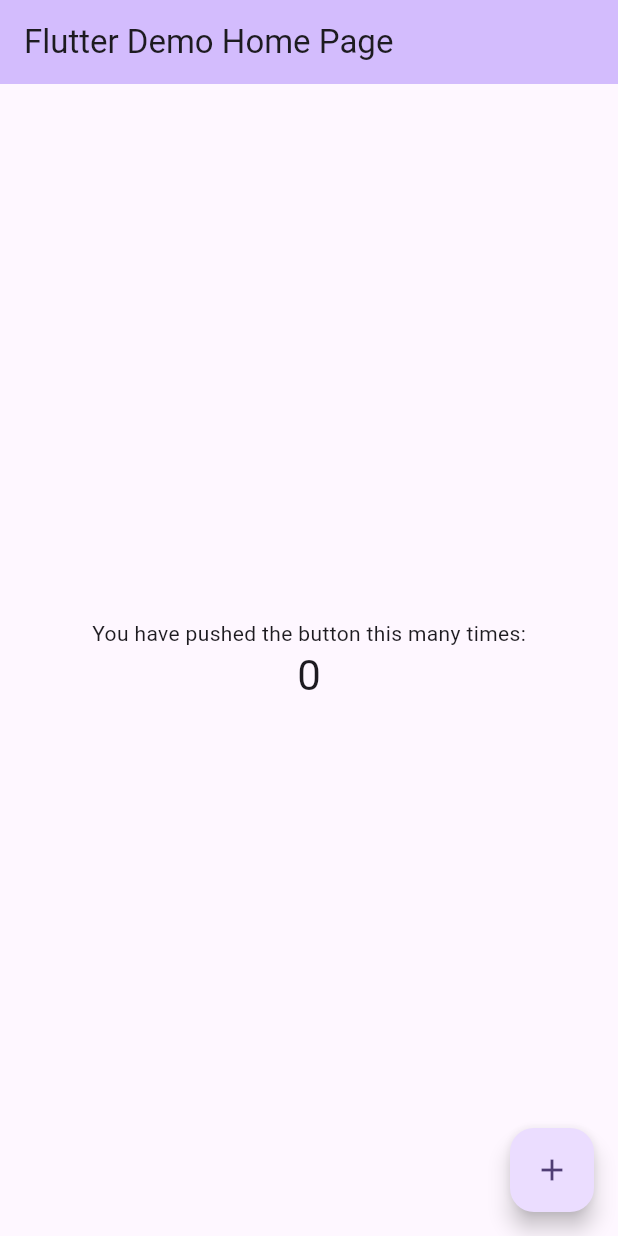
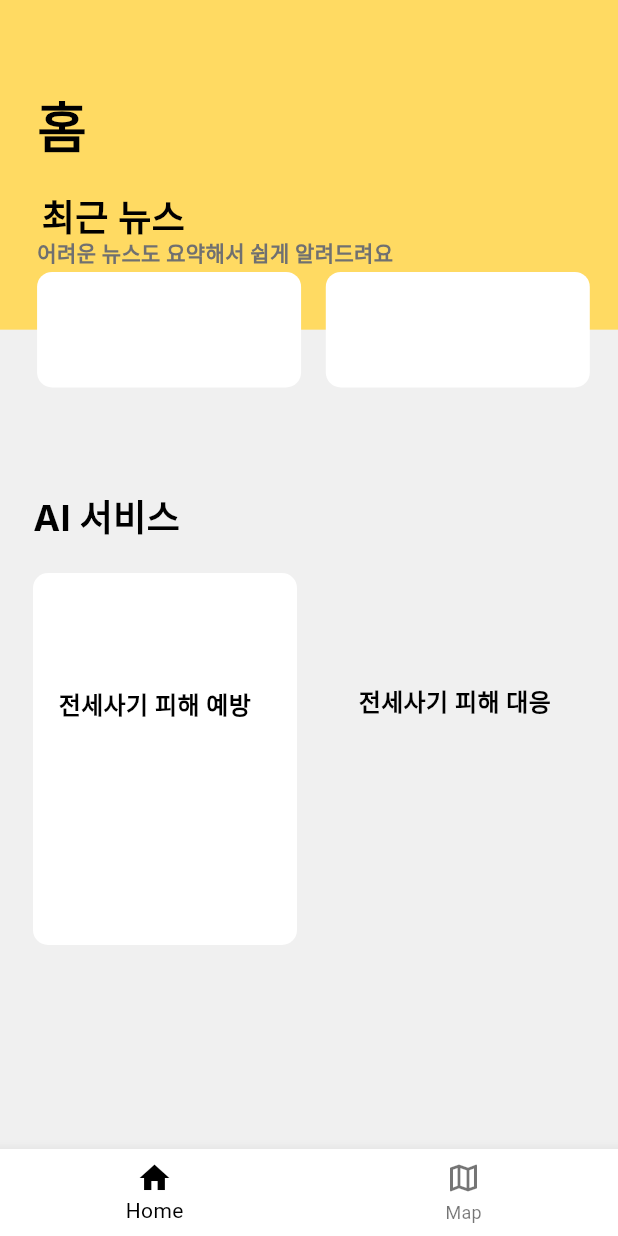
Before and after one commit to KNU-Eight/TeamProject-Eight, a Flutter app: the screen it shows after launch, on a phone screen of 412 x 824 dp. Run offline on Flutter 3.47's test engine with Material 3 defaults, Android fonts, the phone set to English and light mode, and no system bars; network calls fail; Roboto replaces fonts that are missing (Inter).

Commit message:
Sample Application Published

```diff
--- a/lib/main.dart
+++ b/lib/main.dart
@@ -1,4 +1,8 @@
 import 'package:flutter/material.dart';
+import 'package:prevent_rental_fraud/screens/home_page.dart';
+import 'package:prevent_rental_fraud/screens/intro_page.dart';
+import 'package:prevent_rental_fraud/screens/login_page.dart';
+import 'package:prevent_rental_fraud/screens/main_page_view.dart';
 
 void main() {
   runApp(const MyApp());
@@ -12,26 +16,25 @@ class MyApp extends StatelessWidget {
   Widget build(BuildContext context) {
     return MaterialApp(
       title: 'Flutter Demo',
-      theme: ThemeData(
-        // This is the theme of your application.
-        //
-        // TRY THIS: Try running your application with "flutter run". You'll see
-        // the application has a purple toolbar. Then, without quitting the app,
-        // try changing the seedColor in the colorScheme below to Colors.green
-        // and then invoke "hot reload" (save your changes or press the "hot
-        // reload" button in a Flutter-supported IDE, or press "r" if you used
-        // the command line to start the app).
-        //
-        // Notice that the counter didn't reset back to zero; the application
-        // state is not lost during the reload. To reset the state, use hot
-        // restart instead.
-        //
-        // This works for code too, not just values: Most code changes can be
-        // tested with just a hot reload.
-        colorScheme: ColorScheme.fromSeed(seedColor: Colors.deepPurple),
-      ),
-      home: const MyHomePage(title: 'Flutter Demo Home Page'),
+      home: FutureBuilder(
+        future: Future.delayed(const Duration(seconds: 3), () => "Intro Completed."),
+        builder: (context, snapshot){
+          return AnimatedSwitcher(
+            duration: const Duration(milliseconds: 1000),
+            child: _splashLoadingWidget(snapshot)
+          );
+        }
+      )
     );
+  }
+  Widget _splashLoadingWidget(AsyncSnapshot<Object?> snapshot) {
+    if(snapshot.hasError) {
+      return const Text("Error!!");
+    } else if(snapshot.hasData) {
+      return const SafeArea(child: MainPageView());
+    } else {
+      return const SafeArea(child: IntroPage());
+    }
   }
 }
 
--- /dev/null
+++ b/lib/screens/home_page.dart
@@ -0,0 +1,212 @@
+import 'package:flutter/material.dart';
+
+
+class HomePage extends StatefulWidget {
+  const HomePage({super.key});
+  @override
+  createState() => _HomePageState();
+}
+class _HomePageState extends State<HomePage>{
+  @override
+  Widget build(BuildContext context) {
+    final screenWidth = MediaQuery.of(context).size.width;
+    final screenHeight = MediaQuery.of(context).size.height;
+    return Scaffold(
+      body: Container(
+        width: screenWidth, // 동적 너비
+        height: screenHeight, // 동적 높이
+        clipBehavior: Clip.antiAlias,
+        decoration: BoxDecoration(color: const Color(0xFFF0F0F0)),
+        child: Stack(
+          children: [
+            Positioned(   // 상단 노란색 영역
+              left: 0,
+              top: 0,
+              child: Container(
+                width: screenWidth,
+                height: screenHeight * 0.22 + 38.5,
+                decoration: BoxDecoration(color: const Color(0xFFFFDA62)),
+              ),
+            ),
+            Positioned(
+              left: screenWidth * 0.06,
+              top: screenHeight * 0.195,
+              child: Text(
+                '어려운 뉴스도 요약해서 쉽게 알려드려요',
+                textAlign: TextAlign.center,
+                style: TextStyle(
+                  color: const Color(0xFF707070),
+                  fontSize: 14,
+                  fontFamily: 'Inter',
+                  fontWeight: FontWeight.w700,
+                  height: 1,
+                ),
+              ),
+            ),
+            Positioned(
+              left: screenWidth * 0.06,
+              top: screenHeight * 0.16,
+              child: Text(
+                '최근 뉴스 ',
+                textAlign: TextAlign.center,
+                style: TextStyle(
+                  color: Colors.black,
+                  fontSize: 24,
+                  fontFamily: 'Inter',
+                  fontWeight: FontWeight.w600,
+                  height: 1,
+                ),
+              ),
+            ),
+            Positioned(
+              left: screenWidth * 0.06,
+              top: screenHeight * 0.08,
+              child: Text(
+                '홈',
+                textAlign: TextAlign.center,
+                style: TextStyle(
+                  color: Colors.black,
+                  fontSize: 36,
+                  fontFamily: 'Inter',
+                  fontWeight: FontWeight.w600,
+                  height: 1,
+                ),
+              ),
+            ),
+            Positioned(   //뉴스 컨테이너
+              left: screenWidth * 0.06,
+              top: screenHeight * 0.22,
+              child: Container(
+                width: 176,
+                height: 77,
+                decoration: ShapeDecoration(
+                  color: Colors.white,
+                  shape: RoundedRectangleBorder(
+                    borderRadius: BorderRadius.circular(10),
+                  ),
+                ),
+              ),
+            ),
+            Positioned(   //뉴스 컨테이너
+              left: screenWidth * 0.1 + 176,
+              top: screenHeight * 0.22,
+              child: Container(
+                width: 176,
+                height: 77,
+                decoration: ShapeDecoration(
+                  color: Colors.white,
+                  shape: RoundedRectangleBorder(
+                    borderRadius: BorderRadius.circular(10),
+                  ),
+                ),
+              ),
+            ),
+            Positioned(
+              left: screenWidth,
+              top: screenHeight * 0.22 + 38.5,
+              child: Container(
+                width: 162,
+                height: 77,
+                decoration: ShapeDecoration(
+                  color: const Color(0xFFD9D9D9),
+                  shape: RoundedRectangleBorder(
+                    borderRadius: BorderRadius.circular(10),
+                  ),
+                ),
+              ),
+            ),
+            Positioned(
+              left: 22,
+              top: 332,
+              child: Text(
+                'AI 서비스',
+                textAlign: TextAlign.center,
+                style: TextStyle(
+                  color: Colors.black,
+                  fontSize: 24,
+                  fontFamily: 'Inter',
+                  fontWeight: FontWeight.w700,
+                  height: 1,
+                ),
+              ),
+            ),
+            Positioned(
+              left: 22,
+              top: 382,
+              child: Container(
+                width: 176,
+                height: 248,
+                decoration: ShapeDecoration(
+                  color: Colors.white,
+                  shape: RoundedRectangleBorder(
+                    borderRadius: BorderRadius.circular(10),
+                  ),
+                ),
+              ),
+            ),
+            Positioned(
+              left: 39,
+              top: 461,
+              child: Text(
+                '전세사기 피해 예방',
+                textAlign: TextAlign.center,
+                style: TextStyle(
+                  color: Colors.black,
+                  fontSize: 16,
+                  fontFamily: 'Inter',
+                  fontWeight: FontWeight.w600,
+                  height: 1,
+                ),
+              ),
+            ),
+            Positioned(
+              left: 239,
+              top: 459,
+              child: Text(
+                '전세사기 피해 대응',
+                textAlign: TextAlign.center,
+                style: TextStyle(
+                  color: Colors.black,
+                  fontSize: 16,
+                  fontFamily: 'Inter',
+                  fontWeight: FontWeight.w600,
+                  height: 1,
+                ),
+              ),
+            ),
+            Positioned(
+              left: 347,
+              top: 51,
+              child: Container(
+                width: 40,
+                height: 40,
+                padding: const EdgeInsets.all(5),
+                decoration: ShapeDecoration(
+                  shape: RoundedRectangleBorder(
+                    borderRadius: BorderRadius.circular(999),
+                  ),
+                ),
+                child: Row(
+                  mainAxisSize: MainAxisSize.min,
+                  mainAxisAlignment: MainAxisAlignment.center,
+                  crossAxisAlignment: CrossAxisAlignment.center,
+                  spacing: 8,
+                  children: [
+                    Expanded(
+                      child: Container(
+                        height: double.infinity,
+                        clipBehavior: Clip.antiAlias,
+                        decoration: BoxDecoration(),
+                        child: Stack(),
+                      ),
+                    ),
+                  ],
+                ),
+              ),
+            ),
+          ],
+        ),
+      ),
+    );
+  }
+}
--- /dev/null
+++ b/lib/screens/intro_page.dart
@@ -0,0 +1,68 @@
+import 'package:flutter/material.dart';
+class IntroPage extends StatelessWidget {
+  const IntroPage({super.key});
+
+  @override
+  Widget build(BuildContext context) {
+    return _IntroPage();
+  }
+}
+class _IntroPage extends StatelessWidget {
+  @override
+  Widget build(BuildContext context) {
+    final screenWidth = MediaQuery.of(context).size.width;
+    final screenHeight = MediaQuery.of(context).size.height;
+    return Scaffold(
+      body: Container(
+        width: screenWidth, // 동적 너비
+        height: screenHeight, // 동적 높이
+        clipBehavior: Clip.antiAlias,
+        decoration: BoxDecoration(color: Colors.white),
+        child: Column(
+          mainAxisSize: MainAxisSize.min,
+          mainAxisAlignment: MainAxisAlignment.end,
+          crossAxisAlignment: CrossAxisAlignment.center,
+          spacing: 97,
+          children: [
+            SizedBox(
+              width: 188,
+              height: 46,
+              child: Text(
+                '집피티',
+                textAlign: TextAlign.center,
+                style: TextStyle(
+                  color: Colors.black,
+                  fontSize: 24,
+                  fontFamily: 'Noto Sans',
+                  fontWeight: FontWeight.w700,
+                  height: 1,
+                ),
+              ),
+            ),
+            Text(
+              '안전한 집을 위한 가장 확실한 선택',
+              textAlign: TextAlign.center,
+              style: TextStyle(
+                color: Colors.black,
+                fontSize: 16,
+                fontFamily: 'Noto Sans',
+                fontWeight: FontWeight.w500,
+                height: 1,
+              ),
+            ),
+            Container(
+              width: 412,
+              height: 412,
+              decoration: BoxDecoration(
+                image: DecorationImage(
+                  image: NetworkImage("https://placehold.co/412x412"),
+                  fit: BoxFit.cover,
+                ),
+              ),
+            ),
+          ],
+        ),
+      ),
+    );
+  }
+}
--- /dev/null
+++ b/lib/screens/login_page.dart
@@ -0,0 +1,16 @@
+import 'package:flutter/material.dart';
+
+class LoginPage extends StatefulWidget{
+  @override
+  State<LoginPage> createState() => _LoginState();
+
+}
+
+class _LoginState extends State<LoginPage>{
+  @override
+  Widget build(BuildContext context) {
+    // TODO: implement build
+    throw UnimplementedError();
+  }
+
+}
--- /dev/null
+++ b/lib/screens/main_page_view.dart
@@ -0,0 +1,73 @@
+import 'package:flutter/material.dart';
+import 'package:prevent_rental_fraud/screens/home_page.dart';
+import 'package:prevent_rental_fraud/screens/intro_page.dart';
+
+class BNBIcon{    //Icon을 Enabled와 Disabled로 나누어 동적으로 할당하기 위한 클래스
+  final IconData enabledIcon;
+  final IconData disabledIcon;
+  final String label;
+  final int index;
+
+  const BNBIcon({
+    required this.enabledIcon,
+    required this.disabledIcon,
+    required this.label,
+    required this.index,
+  });
+}
+//Bottom Navigation Items
+const _bnbItems = [
+  BNBIcon(
+    enabledIcon: Icons.home,
+    disabledIcon: Icons.home_outlined,
+    label:'Home',
+    index: 0,
+  ),
+  BNBIcon(
+    enabledIcon: Icons.map,
+    disabledIcon: Icons.map_outlined,
+    label:'Map',
+    index: 1,
+  ),
+];
+
+class MainPageView extends StatefulWidget{
+  const MainPageView({super.key});
+
+  @override
+  createState() => _MainPageViewState();
+}
+
+class _MainPageViewState extends State<MainPageView>{
+  final _pageController = PageController();
+  int _pageIndex = 0;    //현재 페이지 인덱스
+  List<Widget> _pages = [HomePage(), IntroPage()];
+  List<Icon> _bottomNavigationBarIcons = [Icon(Icons.home_filled), Icon(Icons.map_outlined)];
+  @override
+  Widget build(BuildContext context) {
+    return Scaffold(
+      body: PageView(
+        physics: const NeverScrollableScrollPhysics(),
+        controller: _pageController,
+        children: _pages,
+      ),
+      bottomNavigationBar: BottomNavigationBar(
+        backgroundColor: Colors.white,
+        selectedItemColor: Colors.black,
+        onTap:(int index){
+          setState((){
+            _pageIndex = index;
+            _pageController.animateToPage(index, duration: Duration(milliseconds: 300), curve: Curves.ease);
+          });
+        },
+        currentIndex: _pageIndex,
+        items: _bnbItems.map((item) {
+          return BottomNavigationBarItem(
+            icon: Icon(_pageIndex == item.index ? item.enabledIcon:item.disabledIcon),
+            label: item.label,
+          );
+        }).toList(),
+      ),
+    );
+  }
+}
--- /dev/null
+++ b/lib/widgets/navigation_bar_item.dart
@@ -0,0 +1 @@
+import 'package:flutter/material.dart';
```
